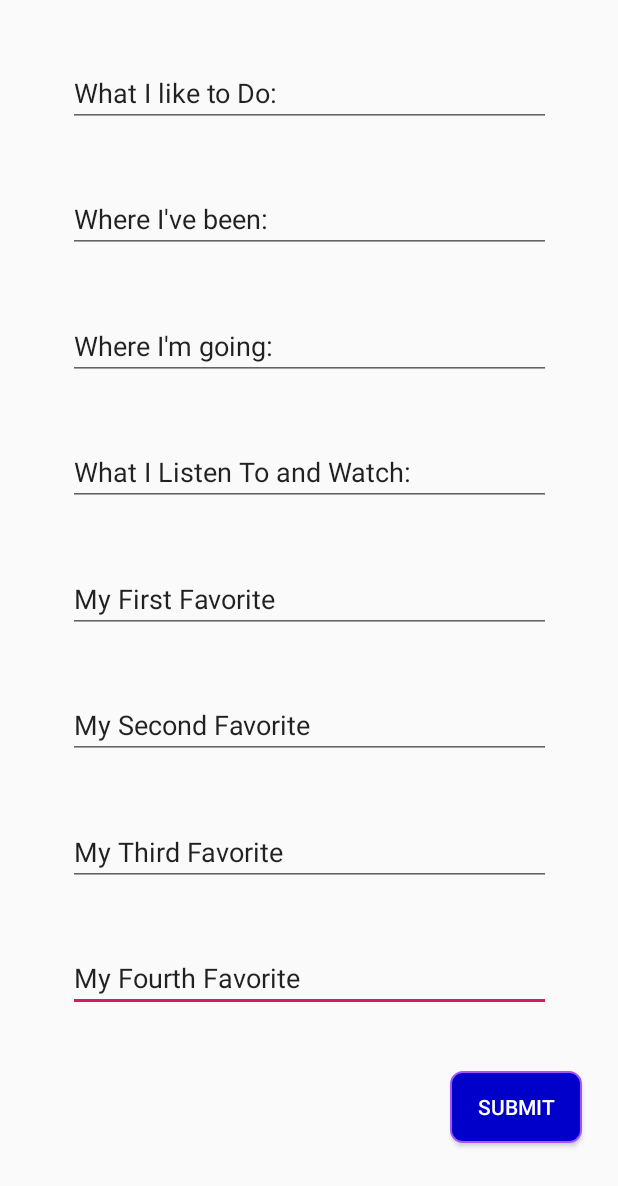
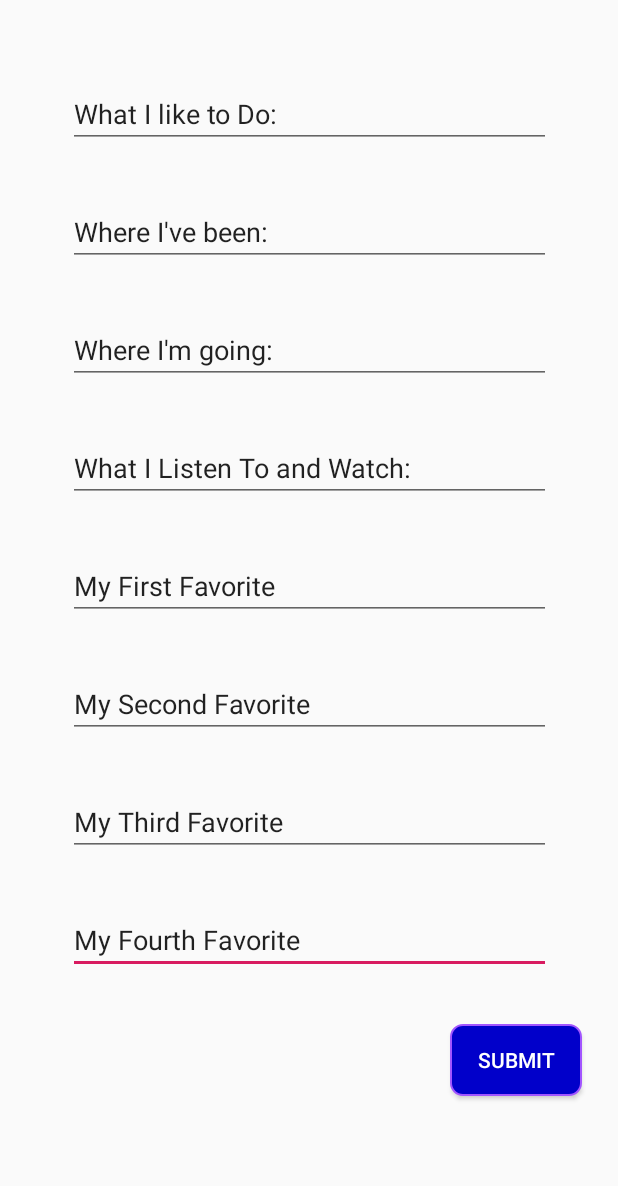
Before and after one commit to twofingerdeathpunch/FourActivityApp, an Android app: the layout edit_profile_and_faves.xml on its own in the app's theme, with its tools: preview values and no code run, on a phone screen of 412 x 824 dp. Shown: the top 1186 px of the screen. Run offline under Robolectric (Android 15) with nearby library versions, the phone set to English and light mode, and no system bars.

Commit message:
set styles for editing

```diff
--- a/app/src/main/res/layout/edit_profile_and_faves.xml
+++ b/app/src/main/res/layout/edit_profile_and_faves.xml
@@ -81,7 +81,7 @@
         app:layout_constraintEnd_toEndOf="parent"
         app:layout_constraintHorizontal_bias="0.5"
         app:layout_constraintStart_toStartOf="parent"
-        app:layout_constraintTop_toTopOf="parent" />
+        app:layout_constraintTop_toBottomOf="@id/guideline6" />
 
     <EditText
         android:id="@+id/editTextProfile2"
@@ -113,13 +113,12 @@
         android:id="@+id/buttonsubmit"
         android:layout_width="wrap_content"
         android:layout_height="48dp"
-        android:layout_marginTop="8dp"
         android:layout_marginEnd="8dp"
         android:layout_marginBottom="8dp"
         android:background="@drawable/roundedbuttons"
         android:text="Submit"
         android:textColor="@color/colorFourText"
-        app:layout_constraintBottom_toBottomOf="parent"
+        app:layout_constraintBottom_toBottomOf="@id/guideline11"
         app:layout_constraintEnd_toStartOf="@+id/guideline8"
         app:layout_constraintStart_toStartOf="@+id/guideline5"
         app:layout_constraintTop_toTopOf="@+id/guideline9" />
@@ -165,4 +164,11 @@
         android:layout_height="wrap_content"
         android:orientation="horizontal"
         app:layout_constraintGuide_begin="652dp" />
+
+    <android.support.constraint.Guideline
+        android:id="@+id/guideline11"
+        android:layout_width="wrap_content"
+        android:layout_height="wrap_content"
+        android:orientation="horizontal"
+        app:layout_constraintGuide_begin="769dp" />
 </android.support.constraint.ConstraintLayout>
--- a/app/src/main/res/values/styles.xml
+++ b/app/src/main/res/values/styles.xml
@@ -1,7 +1,7 @@
 <resources>
 
     <!-- Base application theme. -->
-    <style name="AppTheme" parent="Theme.AppCompat.Light.DarkActionBar">
+    <style name="AppTheme" parent="Theme.AppCompat.Light.NoActionBar">
         <!-- Customize your theme here. -->
         <item name="colorPrimary">@color/colorPrimary</item>
         <item name="colorPrimaryDark">@color/colorPrimaryDark</item>
```
